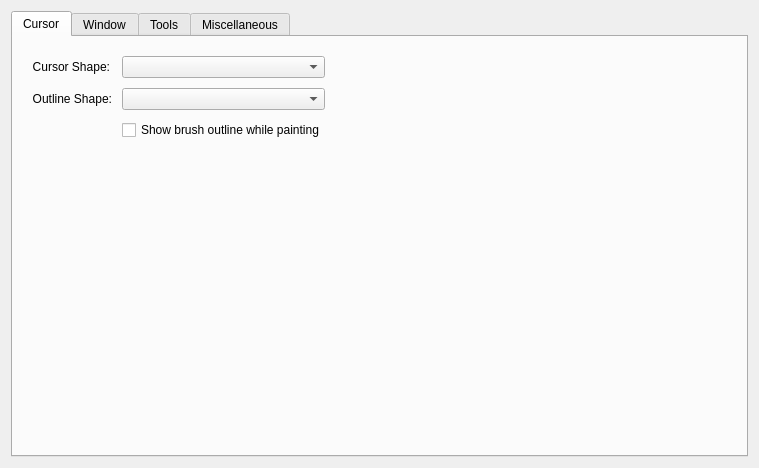
Before: the Qt Designer form libs/ui/forms/wdggeneralsettings.ui in KDE/krita, drawn with Qt 5.
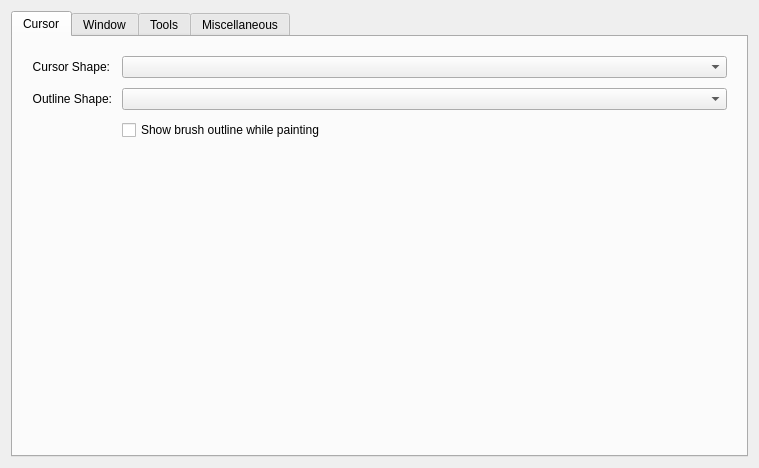
After: the same form once the commit is applied. Custom widgets are drawn as their Qt base class.

Commit message: Fixed cut off label in the general settings widget

```diff
--- a/libs/ui/forms/wdggeneralsettings.ui
+++ b/libs/ui/forms/wdggeneralsettings.ui
@@ -11,7 +11,7 @@
    </rect>
   </property>
   <property name="sizePolicy">
-   <sizepolicy hsizetype="Fixed" vsizetype="Minimum">
+   <sizepolicy hsizetype="Preferred" vsizetype="Minimum">
     <horstretch>0</horstretch>
     <verstretch>0</verstretch>
    </sizepolicy>
@@ -97,7 +97,7 @@
          <item row="2" column="1">
           <widget class="QCheckBox" name="m_showOutlinePainting">
            <property name="sizePolicy">
-            <sizepolicy hsizetype="Fixed" vsizetype="Fixed">
+            <sizepolicy hsizetype="Minimum" vsizetype="Fixed">
              <horstretch>0</horstretch>
              <verstretch>0</verstretch>
             </sizepolicy>
@@ -115,19 +115,6 @@
          </item>
         </layout>
        </item>
-       <item row="1" column="1">
-        <spacer name="horizontalSpacer_5">
-         <property name="orientation">
-          <enum>Qt::Horizontal</enum>
-         </property>
-         <property name="sizeHint" stdset="0">
-          <size>
-           <width>40</width>
-           <height>20</height>
-          </size>
-         </property>
-        </spacer>
-       </item>
        <item row="2" column="0">
         <spacer name="verticalSpacer_3">
          <property name="orientation">
```
